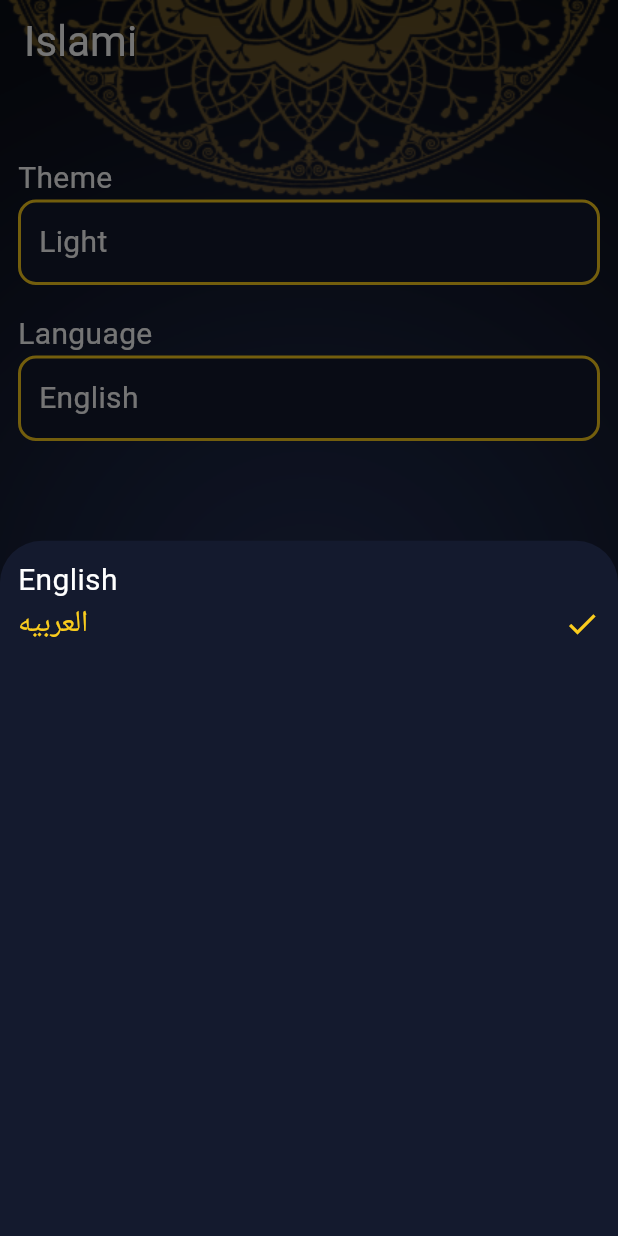
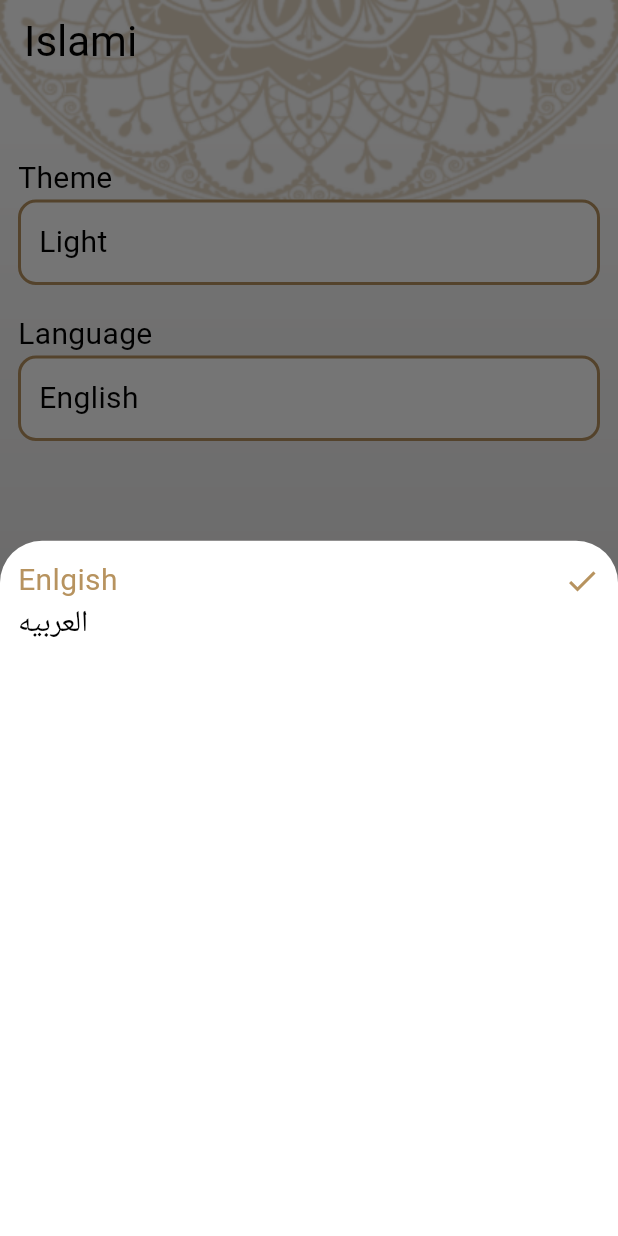
Before and after one commit to mohamednabiltraining/islami-c9-monOnline, a Flutter app: the screen it shows after launch, item 5 of the bottom bar chosen, after a tap on "English", on a phone screen of 412 x 824 dp. Run offline on Flutter 3.47's test engine with Material 2 defaults, Android fonts, the phone set to English and light mode, and no system bars; generated files the repository leaves out were written again.

Commit message:
+ settingsProvider

```diff
--- a/lib/MyThemeData.dart
+++ b/lib/MyThemeData.dart
@@ -1,7 +1,6 @@
 import 'package:flutter/material.dart';
 
 class MyThemeData {
-  static bool isDarkEnabled = true;
   static Color lightPrimary = Color(0xFFB7935F);
   static Color darkPrimary = Color(0xFF141A2E);
   static Color darkSecondary = Color(0xFFFACC1D);
--- a/lib/home/HomeScreen.dart
+++ b/lib/home/HomeScreen.dart
@@ -1,11 +1,13 @@
 import 'package:flutter/material.dart';
-import 'package:islami_c9_mon/MyThemeData.dart';
 import 'package:flutter_gen/gen_l10n/app_localizations.dart';
 import 'package:islami_c9_mon/home/hadeth/HadethTab.dart';
 import 'package:islami_c9_mon/home/quran/QuranTab.dart';
 import 'package:islami_c9_mon/home/radio/RadioTab.dart';
 import 'package:islami_c9_mon/home/settings/SettingsTab.dart';
 import 'package:islami_c9_mon/home/tasbeh/TasbehTab.dart';
+import 'package:islami_c9_mon/providers/SettingsProvider.dart';
+import 'package:provider/provider.dart';
+
 class HomeScreen extends StatefulWidget {
   static const String routeName = 'home';
 
@@ -18,12 +20,11 @@ class _HomeScreenState extends State<HomeScreen> {
 
   @override
   Widget build(BuildContext context) {
+    var settingsProvider = Provider.of<SettingsProvider>(context);
     return Container(
       decoration: BoxDecoration(
           image: DecorationImage(
-              image: AssetImage(MyThemeData.isDarkEnabled
-                  ? 'assets/images/main_background_dark.png'
-                  : 'assets/images/main_background.png'),
+              image: AssetImage(settingsProvider.getMainBackground()),
               fit: BoxFit.fill)),
       child: Scaffold(
         appBar: AppBar(
@@ -56,7 +57,7 @@ class _HomeScreenState extends State<HomeScreen> {
             BottomNavigationBarItem(
                 backgroundColor: Theme.of(context).primaryColor,
                 icon: Icon(Icons.settings),
-                label: 'Settings'),
+                label: AppLocalizations.of(context)!.settings),
           ],
         ),
         body: tabs[selectedTabIndex],
--- a/lib/home/settings/LanguageBottomSheet.dart
+++ b/lib/home/settings/LanguageBottomSheet.dart
@@ -1,4 +1,6 @@
 import 'package:flutter/material.dart';
+import 'package:islami_c9_mon/providers/SettingsProvider.dart';
+import 'package:provider/provider.dart';
 
 class LanguageBottomSheet extends StatefulWidget {
   const LanguageBottomSheet({super.key});
@@ -10,14 +12,27 @@ class LanguageBottomSheet extends StatefulWidget {
 class _LanguageBottomSheetState extends State<LanguageBottomSheet> {
   @override
   Widget build(BuildContext context) {
+    var settingsProvider = Provider.of<SettingsProvider>(context);
     return Container(
       width: double.infinity,
       padding: EdgeInsets.all(12),
       child: Column(
         crossAxisAlignment: CrossAxisAlignment.start,
         children: [
-          getUnSelectedWidget('English'),
-          getSelectedWidget('العربيه')
+          InkWell(
+              onTap: () {
+                settingsProvider.changeLocale('en');
+              },
+              child: settingsProvider.currentLocale == 'en'
+                  ? getSelectedWidget('Enlgish')
+                  : getUnSelectedWidget('English')),
+          InkWell(
+              onTap: () {
+                settingsProvider.changeLocale('ar');
+              },
+              child: settingsProvider.currentLocale == 'en'
+                  ? getUnSelectedWidget('العربيه')
+                  : getSelectedWidget('العربيه'))
         ],
       ),
     );
@@ -41,9 +56,13 @@ class _LanguageBottomSheetState extends State<LanguageBottomSheet> {
   }
 
   Widget getUnSelectedWidget(String text) {
-    return Text(
-      text,
-      style: Theme.of(context).textTheme.bodyMedium,
+    return Row(
+      children: [
+        Text(
+          text,
+          style: Theme.of(context).textTheme.bodyMedium,
+        ),
+      ],
     );
   }
 }
--- a/lib/home/settings/SettingsTab.dart
+++ b/lib/home/settings/SettingsTab.dart
@@ -1,6 +1,9 @@
 import 'package:flutter/material.dart';
+import 'package:flutter_gen/gen_l10n/app_localizations.dart';
 import 'package:islami_c9_mon/home/settings/LanguageBottomSheet.dart';
 import 'package:islami_c9_mon/home/settings/ThemeBottomSheet.dart';
+import 'package:islami_c9_mon/providers/SettingsProvider.dart';
+import 'package:provider/provider.dart';
 
 class SettingsTab extends StatefulWidget {
   @override
@@ -10,12 +13,13 @@ class SettingsTab extends StatefulWidget {
 class _SettingsTabState extends State<SettingsTab> {
   @override
   Widget build(BuildContext context) {
+    var settingsProvider = Provider.of<SettingsProvider>(context);
     return Container(
       padding: EdgeInsets.symmetric(vertical: 48, horizontal: 12),
       child: Column(
         crossAxisAlignment: CrossAxisAlignment.start,
         children: [
-          Text('Theme'),
+          Text(AppLocalizations.of(context)!.theme),
           InkWell(
             onTap: () {
               showThemeBottomSheet();
@@ -29,13 +33,16 @@ class _SettingsTabState extends State<SettingsTab> {
                     border: Border.all(
                         width: 2,
                         color: Theme.of(context).colorScheme.secondary)),
-                child: Text('Light',
+                child: Text(
+                    settingsProvider.isDarkEnabled()
+                        ? AppLocalizations.of(context)!.dark
+                        : AppLocalizations.of(context)!.light,
                     style: Theme.of(context).textTheme.bodyMedium)),
           ),
           SizedBox(
             height: 18,
           ),
-          Text('Language'),
+          Text(AppLocalizations.of(context)!.language),
           InkWell(
             onTap: () {
               showLanguageBottomSheet();
@@ -49,7 +56,10 @@ class _SettingsTabState extends State<SettingsTab> {
                     border: Border.all(
                         width: 2,
                         color: Theme.of(context).colorScheme.secondary)),
-                child: Text('English',
+                child: Text(
+                    settingsProvider.currentLocale == 'en'
+                        ? 'English'
+                        : 'العربيه',
                     style: Theme.of(context).textTheme.bodyMedium)),
           ),
         ],
--- a/lib/l10n/app_ar.arb
+++ b/lib/l10n/app_ar.arb
@@ -6,5 +6,9 @@
   "radio": "الاذاعه",
   "settings": "الاعدادات",
   "chapter_name": "اسم السورة",
-  "hadeth_number": "رقم الحديث"
+  "hadeth_number": "رقم الحديث",
+  "theme": "السمه",
+  "light": "نهاري",
+  "dark": "ليلي",
+  "language": "اللغه"
 }
--- a/lib/l10n/app_en.arb
+++ b/lib/l10n/app_en.arb
@@ -6,5 +6,9 @@
   "radio": "Radio",
   "settings": "Settings",
   "chapter_name": "Chapter Name",
-  "hadeth_number": "Hadeth Number"
+  "hadeth_number": "Hadeth Number",
+  "theme": "Theme",
+  "light": "Light",
+  "dark": "Dark",
+  "language": "Language"
 }
--- a/lib/main.dart
+++ b/lib/main.dart
@@ -4,9 +4,12 @@ import 'package:islami_c9_mon/MyThemeData.dart';
 import 'package:islami_c9_mon/chapterDetails/ChapterDetailsScreen.dart';
 import 'package:islami_c9_mon/hadethDetails/HadethDetailsScreen.dart';
 import 'package:islami_c9_mon/home/HomeScreen.dart';
+import 'package:islami_c9_mon/providers/SettingsProvider.dart';
+import 'package:provider/provider.dart';
 
 void main() {
-  runApp(const MyApp());
+  runApp(ChangeNotifierProvider(
+      create: (buildContext) => SettingsProvider(), child: const MyApp()));
 }
 
 class MyApp extends StatelessWidget {
@@ -15,11 +18,12 @@ class MyApp extends StatelessWidget {
   // This widget is the root of your application.
   @override
   Widget build(BuildContext context) {
+    var settingsProvider = Provider.of<SettingsProvider>(context);
     return MaterialApp(
       title: 'Flutter Demo',
       theme: MyThemeData.lightTheme,
       darkTheme: MyThemeData.darkTheme,
-      themeMode: ThemeMode.dark,
+      themeMode: settingsProvider.currentTheme,
       initialRoute: HomeScreen.routeName,
       routes: {
         HomeScreen.routeName: (_) => HomeScreen(),
@@ -28,7 +32,7 @@ class MyApp extends StatelessWidget {
       },
       localizationsDelegates: AppLocalizations.localizationsDelegates,
       supportedLocales: AppLocalizations.supportedLocales,
-      locale: Locale('en'),
+      locale: Locale(settingsProvider.currentLocale),
     );
   }
 }
--- /dev/null
+++ b/lib/providers/SettingsProvider.dart
@@ -0,0 +1,33 @@
+import 'package:flutter/material.dart';
+
+// subject - observable - publisher
+// data holder
+class SettingsProvider extends ChangeNotifier {
+  ThemeMode currentTheme = ThemeMode.light;
+  String currentLocale = 'en';
+
+  void changeTheme(ThemeMode newTheme) {
+    if (newTheme == currentTheme) {
+      return;
+    }
+    currentTheme = newTheme; // data changed
+    notifyListeners(); // notify every object
+    // that observes the current theme
+  }
+
+  String getMainBackground() {
+    return currentTheme == ThemeMode.dark
+        ? 'assets/images/main_background_dark.png'
+        : 'assets/images/main_background.png';
+  }
+
+  bool isDarkEnabled() {
+    return currentTheme == ThemeMode.dark;
+  }
+
+  void changeLocale(String newLocale) {
+    if (newLocale == currentLocale) return;
+    currentLocale = newLocale;
+    notifyListeners();
+  }
+}
--- a/pubspec.yaml
+++ b/pubspec.yaml
@@ -38,6 +38,7 @@ dependencies:
   flutter_localizations:
     sdk: flutter
   intl: any
+  provider: ^6.0.5
 
 dev_dependencies:
   flutter_test:
```
Also changed, not shown: lib/chapterDetails/ChapterDetailsScreen.dart (+4 -4 lines), lib/hadethDetails/HadethDetailsScreen.dart (+5 -4 lines), lib/home/settings/ThemeBottomSheet.dart (+27 -4 lines), pubspec.lock.
